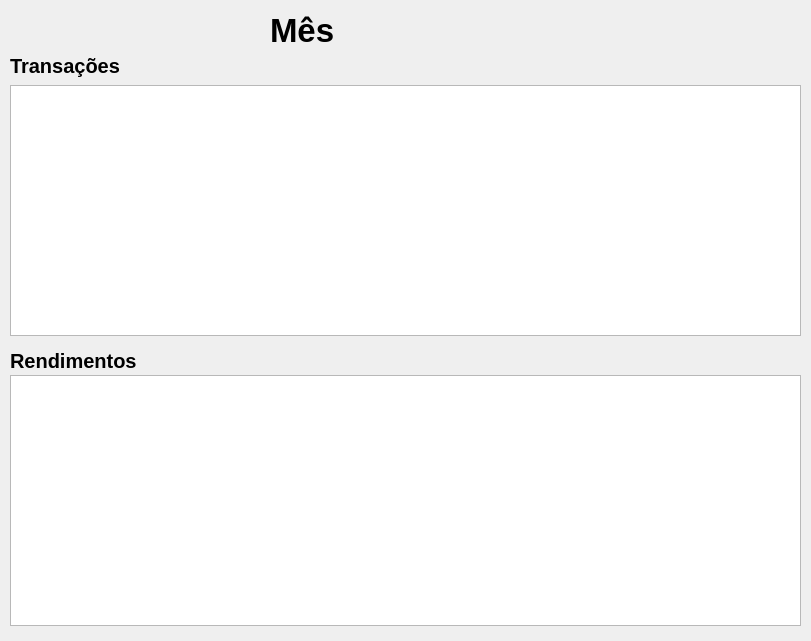
The window that monthwindow.ui (ThiagoServulo/MyFinancialAssets) describes before a commit, drawn with Qt 5.
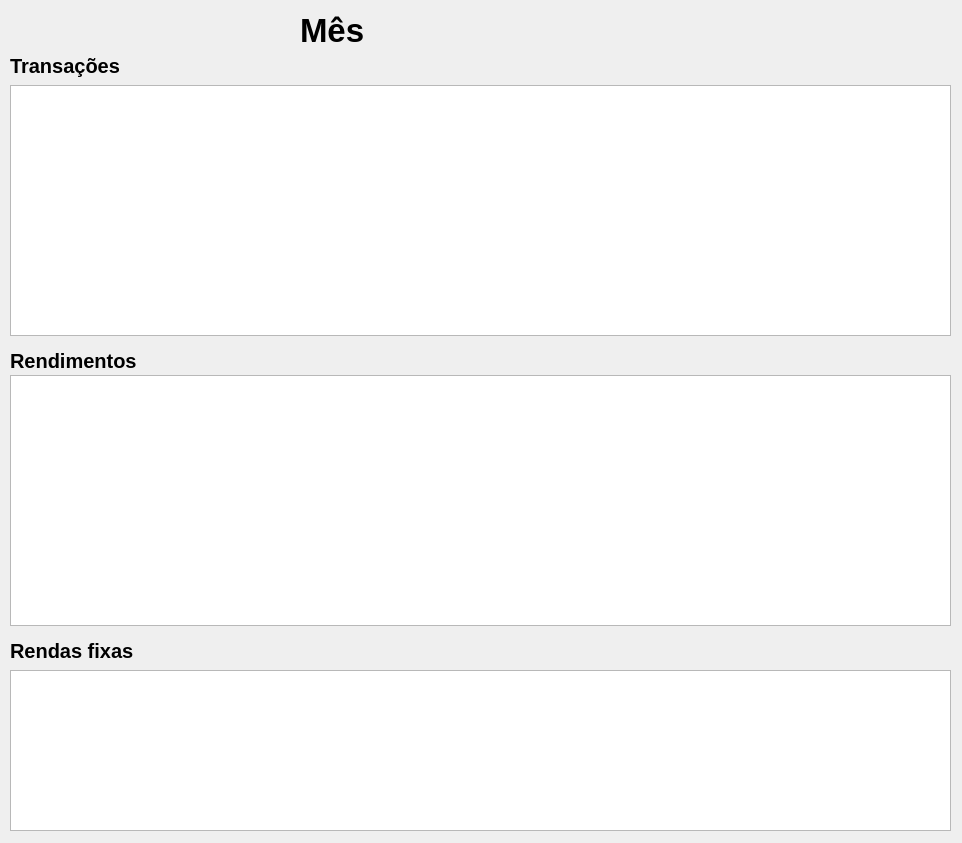
The same window after the commit.

Commit message: Add fixed income to month window

Patch:
```diff
--- a/monthwindow.ui
+++ b/monthwindow.ui
@@ -6,8 +6,8 @@
    <rect>
     <x>0</x>
     <y>0</y>
-    <width>811</width>
-    <height>641</height>
+    <width>962</width>
+    <height>843</height>
    </rect>
   </property>
   <property name="windowTitle">
@@ -19,7 +19,7 @@
      <rect>
       <x>10</x>
       <y>375</y>
-      <width>791</width>
+      <width>941</width>
       <height>251</height>
      </rect>
     </property>
@@ -27,7 +27,7 @@
    <widget class="QLabel" name="label_month">
     <property name="geometry">
      <rect>
-      <x>270</x>
+      <x>300</x>
       <y>10</y>
       <width>301</width>
       <height>41</height>
@@ -49,7 +49,7 @@
      <rect>
       <x>10</x>
       <y>85</y>
-      <width>791</width>
+      <width>941</width>
       <height>251</height>
      </rect>
     </property>
@@ -94,6 +94,36 @@
      <string>Rendimentos</string>
     </property>
    </widget>
+   <widget class="QLabel" name="label_fixedIncome">
+    <property name="geometry">
+     <rect>
+      <x>10</x>
+      <y>640</y>
+      <width>151</width>
+      <height>21</height>
+     </rect>
+    </property>
+    <property name="font">
+     <font>
+      <pointsize>15</pointsize>
+      <weight>75</weight>
+      <bold>true</bold>
+     </font>
+    </property>
+    <property name="text">
+     <string>Rendas fixas</string>
+    </property>
+   </widget>
+   <widget class="QTableWidget" name="tableWidget_fixedIncome">
+    <property name="geometry">
+     <rect>
+      <x>10</x>
+      <y>670</y>
+      <width>941</width>
+      <height>161</height>
+     </rect>
+    </property>
+   </widget>
   </widget>
  </widget>
  <resources/>
```
The commit also changes 4 other files.
